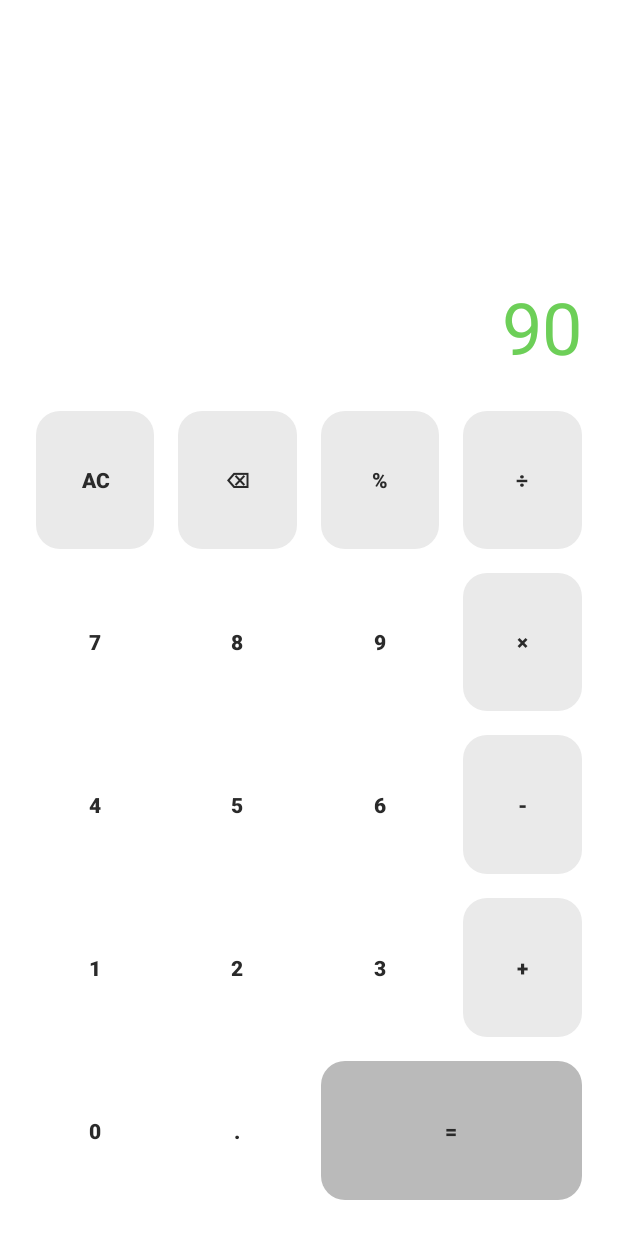
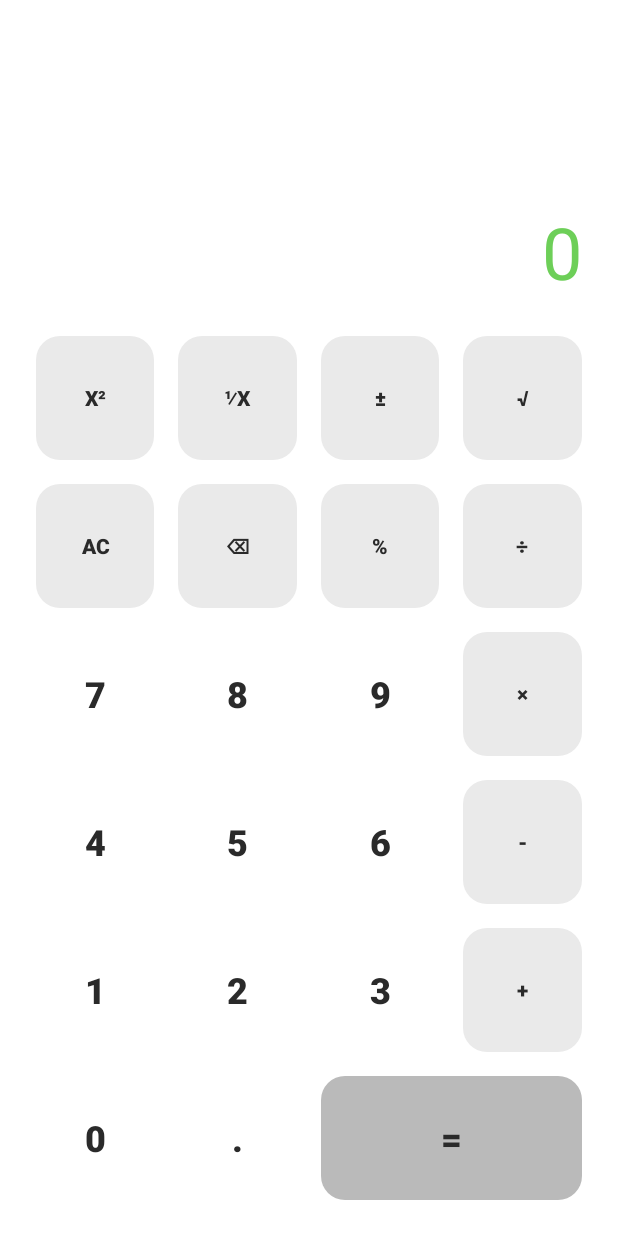
Before and after one commit to setilanaji/android-calculator, an Android app: the layout activity_main.xml on its own in the app's theme, with its tools: preview values and no code run, on a phone screen of 412 x 824 dp. Run offline under Robolectric (Android 15) with nearby library versions, the phone set to English and light mode, and no system bars.

Commit message:
update functionality

```diff
--- a/app/src/main/res/layout/activity_main.xml
+++ b/app/src/main/res/layout/activity_main.xml
@@ -11,7 +11,7 @@
     <LinearLayout
         android:id="@+id/linearLayout"
         android:layout_width="match_parent"
-        android:layout_height="250dp"
+        android:layout_height="200dp"
         android:paddingBottom="16dp"
         android:paddingStart="8dp"
         android:paddingEnd="8dp"
@@ -35,7 +35,7 @@
             android:layout_height="wrap_content"
 
             android:gravity="bottom|end"
-            android:text="90"
+            android:text="0"
             style="@style/TextResult"/>
     </LinearLayout>
 
@@ -48,18 +48,67 @@
         app:layout_constraintEnd_toEndOf="parent"
         app:layout_constraintStart_toStartOf="parent"
         app:layout_constraintTop_toBottomOf="@+id/linearLayout"
-        app:rowCount="5">
+        app:rowCount="6">
 
+
+        <android.widget.Button
+            android:id="@+id/button_fraction"
+            android:layout_width="0dp"
+            android:layout_height="0dp"
+            app:layout_column="1"
+            app:layout_columnWeight="1"
+            app:layout_row="0"
+            app:layout_rowWeight="1"
+            android:text="⅟x"
+            android:onClick="onInstantOperationButtonClick"
+            style="@style/OperationButton"/>
+
+        <android.widget.Button
+            android:id="@+id/button_plus_minus"
+            android:layout_width="0dp"
+            android:layout_height="0dp"
+            app:layout_column="2"
+            app:layout_columnWeight="1"
+            app:layout_row="0"
+            app:layout_rowWeight="1"
+            android:text="±"
+            style="@style/OperationButton"/>
+
+        <android.widget.Button
+            android:id="@+id/button_square"
+            android:layout_width="0dp"
+            android:layout_height="0dp"
+            app:layout_column="0"
+            app:layout_columnWeight="1"
+            app:layout_row="0"
+            app:layout_rowWeight="1"
+            android:text="x²"
+            android:onClick="onInstantOperationButtonClick"
+
+            style="@style/OperationButton"/>
+
+        <android.widget.Button
+            android:id="@+id/button_root"
+            android:layout_width="0dp"
+            android:layout_height="0dp"
+            app:layout_column="3"
+            app:layout_columnWeight="1"
+            app:layout_row="0"
+            app:layout_rowWeight="1"
+            android:text="√"
+            android:onClick="onInstantOperationButtonClick"
+
+            style="@style/OperationButton"/>
 
         <android.widget.Button
             android:id="@+id/button_clear"
             android:layout_width="0dp"
             android:layout_height="0dp"
-            android:text="AC"
             app:layout_column="0"
             app:layout_columnWeight="1"
-            app:layout_row="0"
+            app:layout_row="1"
             app:layout_rowWeight="1"
+            android:text="AC"
             android:onClick="onClearClick"
             style="@style/OperationButton"/>
 
@@ -70,7 +119,7 @@
             android:text="\u232b"
             app:layout_column="1"
             app:layout_columnWeight="1"
-            app:layout_row="0"
+            app:layout_row="1"
             app:layout_rowWeight="1"
             android:onClick="onBackspaceButtonClick"
             style="@style/OperationButton"/>
@@ -82,9 +131,9 @@
             android:text="%"
             app:layout_column="2"
             app:layout_columnWeight="1"
-            app:layout_row="0"
+            app:layout_row="1"
             app:layout_rowWeight="1"
-            android:onClick="onOperationButtonClick"
+            android:onClick="onInstantOperationButtonClick"
             style="@style/OperationButton"/>
 
         <android.widget.Button
@@ -94,7 +143,7 @@
             android:text="÷"
             app:layout_column="3"
             app:layout_columnWeight="1"
-            app:layout_row="0"
+            app:layout_row="1"
             app:layout_rowWeight="1"
             android:onClick="onOperationButtonClick"
             style="@style/OperationButton"/>
@@ -106,7 +155,7 @@
             android:text="7"
             app:layout_column="0"
             app:layout_columnWeight="1"
-            app:layout_row="1"
+            app:layout_row="2"
             app:layout_rowWeight="1"
             android:onClick="onNumberButtonClick"
             style="@style/NumericButton"/>
@@ -118,7 +167,7 @@
             android:text="8"
             app:layout_column="1"
             app:layout_columnWeight="1"
-            app:layout_row="1"
+            app:layout_row="2"
             app:layout_rowWeight="1"
             android:onClick="onNumberButtonClick"
             style="@style/NumericButton"/>
@@ -130,7 +179,7 @@
             android:text="9"
             app:layout_column="2"
             app:layout_columnWeight="1"
-            app:layout_row="1"
+            app:layout_row="2"
             app:layout_rowWeight="1"
             android:onClick="onNumberButtonClick"
             style="@style/NumericButton"/>
@@ -142,7 +191,7 @@
             android:text="×"
             app:layout_column="3"
             app:layout_columnWeight="1"
-            app:layout_row="1"
+            app:layout_row="2"
             app:layout_rowWeight="1"
             android:onClick="onOperationButtonClick"
             style="@style/OperationButton"/>
@@ -154,7 +203,7 @@
             android:text="4"
             app:layout_column="0"
             app:layout_columnWeight="1"
-            app:layout_row="2"
+            app:layout_row="3"
             app:layout_rowWeight="1"
             android:onClick="onNumberButtonClick"
             style="@style/NumericButton"/>
@@ -166,7 +215,7 @@
             android:text="5"
             app:layout_column="1"
             app:layout_columnWeight="1"
-            app:layout_row="2"
+            app:layout_row="3"
             app:layout_rowWeight="1"
             android:onClick="onNumberButtonClick"
             style="@style/NumericButton"/>
@@ -178,7 +227,7 @@
             android:text="6"
             app:layout_column="2"
             app:layout_columnWeight="1"
-            app:layout_row="2"
+            app:layout_row="3"
             app:layout_rowWeight="1"
             android:onClick="onNumberButtonClick"
             style="@style/NumericButton"/>
@@ -190,7 +239,7 @@
             android:text="-"
             app:layout_column="3"
             app:layout_columnWeight="1"
-            app:layout_row="2"
+            app:layout_row="3"
             app:layout_rowWeight="1"
             android:onClick="onOperationButtonClick"
             style="@style/OperationButton"/>
@@ -202,7 +251,7 @@
             android:text="1"
             app:layout_column="0"
             app:layout_columnWeight="1"
-            app:layout_row="3"
+            app:layout_row="4"
             app:layout_rowWeight="1"
             android:onClick="onNumberButtonClick"
             style="@style/NumericButton"/>
@@ -214,7 +263,7 @@
             android:text="2"
             app:layout_column="1"
             app:layout_columnWeight="1"
-            app:layout_row="3"
+            app:layout_row="4"
             app:layout_rowWeight="1"
             android:onClick="onNumberButtonClick"
             style="@style/NumericButton"/>
@@ -226,7 +275,7 @@
             android:text="3"
             app:layout_column="2"
             app:layout_columnWeight="1"
-            app:layout_row="3"
+            app:layout_row="4"
             app:layout_rowWeight="1"
             android:onClick="onNumberButtonClick"
             style="@style/NumericButton"/>
@@ -238,7 +287,7 @@
             android:text="+"
             app:layout_column="3"
             app:layout_columnWeight="1"
-            app:layout_row="3"
+            app:layout_row="4"
             app:layout_rowWeight="1"
             android:onClick="onOperationButtonClick"
             style="@style/OperationButton"/>
@@ -250,7 +299,7 @@
             android:text="0"
             app:layout_column="0"
             app:layout_columnWeight="1"
-            app:layout_row="4"
+            app:layout_row="5"
             app:layout_rowWeight="1"
             android:onClick="onNumberButtonClick"
             style="@style/NumericButton"/>
@@ -262,7 +311,7 @@
             android:text="."
             app:layout_column="1"
             app:layout_columnWeight="1"
-            app:layout_row="4"
+            app:layout_row="5"
             app:layout_rowWeight="1"
             android:onClick="onCommaButtonClick"
             style="@style/NumericButton"/>
@@ -275,7 +324,7 @@
             app:layout_column="2"
             app:layout_columnSpan="2"
             app:layout_columnWeight="1"
-            app:layout_row="4"
+            app:layout_row="5"
             app:layout_rowWeight="1"
             android:onClick="onEqualButtonClick"
             style="@style/EqualButton"/>
--- a/app/src/main/res/values-night/themes.xml
+++ b/app/src/main/res/values-night/themes.xml
@@ -22,6 +22,7 @@
         <item name="android:textColor">@drawable/button_operation_text</item>
         <item name="android:textStyle">bold</item>
         <item name="android:padding">16dp</item>
+        <item name="android:textSize">24sp</item>
         <item name="android:layout_margin">8dp</item>
     </style>
 
@@ -30,6 +31,7 @@
         <item name="android:textColor">@drawable/button_operation_text</item>
         <item name="android:textStyle">bold</item>
         <item name="android:padding">16dp</item>
+        <item name="android:textSize">24sp</item>
         <item name="android:layout_margin">8dp</item>
     </style>
 
@@ -38,6 +40,7 @@
         <item name="android:textColor">@drawable/button_operation_text</item>
         <item name="android:textStyle">bold</item>
         <item name="android:padding">16dp</item>
+        <item name="android:textSize">24sp</item>
         <item name="android:layout_margin">8dp</item>
     </style>
 
--- a/app/src/main/res/values/themes.xml
+++ b/app/src/main/res/values/themes.xml
@@ -29,6 +29,7 @@
         <item name="android:background">@drawable/button_numeric</item>
         <item name="android:textColor">@drawable/button_operation_text</item>
         <item name="android:textStyle">bold</item>
+        <item name="android:textSize">24sp</item>
         <item name="android:padding">16dp</item>
         <item name="android:layout_margin">8dp</item>
     </style>
@@ -38,6 +39,7 @@
         <item name="android:textColor">@drawable/button_operation_text</item>
         <item name="android:textStyle">bold</item>
         <item name="android:padding">16dp</item>
+        <item name="android:textSize">24sp</item>
         <item name="android:layout_margin">8dp</item>
     </style>
 
```
Also changed, not shown: app/src/main/java/com/example/mycalculator/MainActivity.kt (+58 -3 lines).
